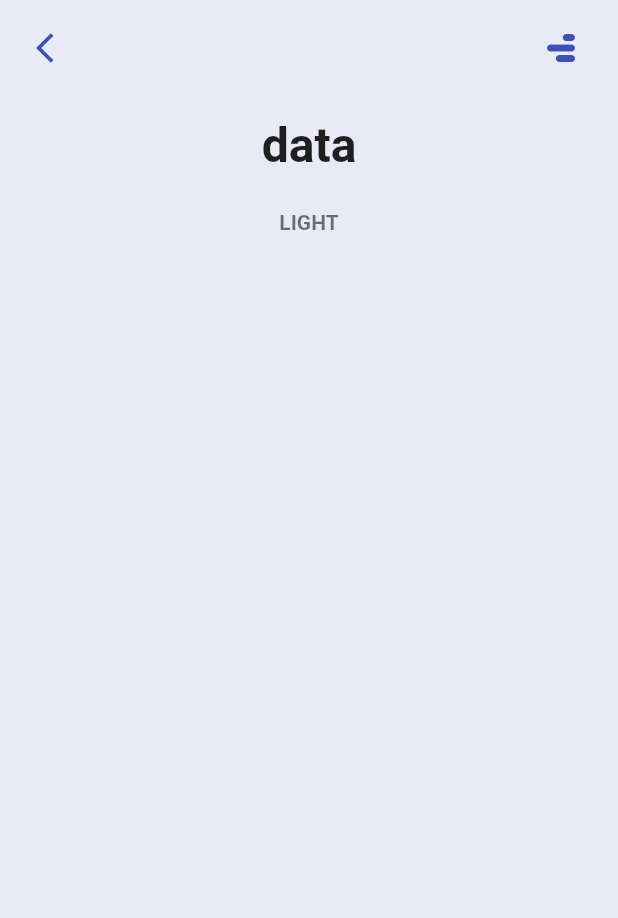
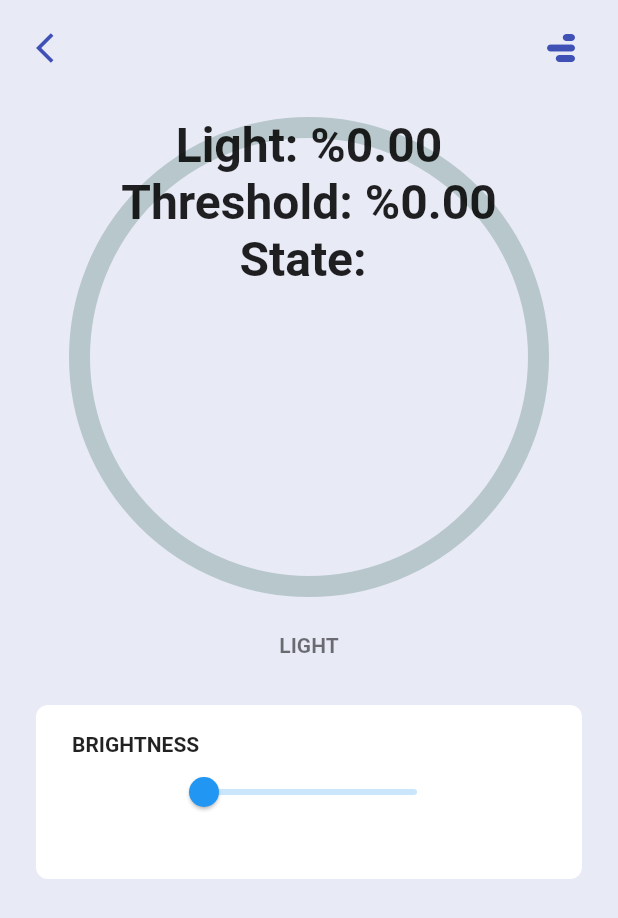
Before and after one commit to KoksalBerkay/smart-office-project, a Flutter app: the LightPage screen opened directly, on a phone screen of 412 x 824 dp. Shown: the top 918 px of the screen. Run offline on Flutter 3.47's test engine with Material 2 defaults, Android fonts, the light colour scheme and no system bars; drawn by our look-alikes of percent_indicator; our stand-ins replace flutter_blue_plus, flutter_spinkit, wakelock; missing offline and left inert: mqtt_client, network_info_plus; statements that could not run were skipped.

Commit message:
Update light_page.dart

```diff
--- a/ble-flutter/lib/pages/light_page.dart
+++ b/ble-flutter/lib/pages/light_page.dart
@@ -1,6 +1,8 @@
 import 'package:flutter/material.dart';
+import '../home_page.dart';
 import '../main.dart';
 import '../mqtt_client_wrapper.dart';
+import 'package:percent_indicator/circular_percent_indicator.dart';
 
 class LightPage extends StatefulWidget {
   const LightPage({Key? key}) : super(key: key);
@@ -10,21 +12,47 @@ class LightPage extends StatefulWidget {
 }
 
 class _LightPageState extends State<LightPage> {
+  int light = 0; //0
+  String? actualValue = "";
+  int thresholdValue = 0; //0
+  double _sliderValue = 0;
+  String? state = "";
   MQTTClientWrapper mqttClientWrapper = MQTTClientWrapper();
 
   @override
   void initState() {
     super.initState();
-    mqttClientWrapper.prepareMqttClient("", "", "192.168.0.108", 1883);
+    mqttClientWrapper.prepareMqttClient("", "", mqttIp, 1883);
 
     // wait for the client to connect
     Future.delayed(const Duration(seconds: 1)).then((_) {
       print("subscribing...");
-      mqttClientWrapper.subscribeToTopic("light$uuid")?.listen((message) {
+      mqttClientWrapper.subscribeToTopic("light\\$uuid")?.listen((message) {
         setState(() {
           print("Message: " + message);
 
           // Add the logic to parse the mqtt messages here
+          List<String> messageList = message.split('/');
+
+          actualValue = messageList[0];
+
+          if (actualValue![0] == "T") {
+            null;
+          } else {
+            light = int.parse(actualValue!);
+            thresholdValue = int.parse(messageList[1]);
+            state = messageList[2];
+            _sliderValue = thresholdValue / 36;
+            if (state == "1") {
+              state = "ON";
+            } else if (state == "0") {
+              state = "OFF";
+            }
+
+            print("Light: $light");
+            print('Threshold Value: $thresholdValue');
+            print('State: $state');
+          }
         });
       });
     });
@@ -72,28 +100,98 @@ class _LightPageState extends State<LightPage> {
               Expanded(
                 child: ListView(
                   physics: const BouncingScrollPhysics(),
-                children: const [
-                  SizedBox(height: 32),
-                  Center(
-                    child: Text(
-                      "data",
-                      style: TextStyle(
+                  children: [
+                    const SizedBox(height: 32),
+                    CircularPercentIndicator(
+                      radius: 160,
+                      lineWidth: 14,
+                      animateFromLastPercent: true,
+                      percent: thresholdValue / 3600, // THIS MIGHT NOT WORK
+                      progressColor: Colors.indigo,
+                      center: Column(
+                        children: [
+                          Text(
+                            // light -> gelen ışık verisi || threshold -> threshold verisi
+                            'Light: %${(light / 36).toStringAsFixed(2)}',
+                            style: const TextStyle(
                               fontSize: 32,
                               fontWeight: FontWeight.bold,
                             ),
                           ),
+                          Text(
+                            // light -> gelen ışık verisi || threshold -> threshold verisi
+                            'Threshold: %${(thresholdValue / 36).toStringAsFixed(2)}',
+                            style: const TextStyle(
+                              fontSize: 32,
+                              fontWeight: FontWeight.bold,
                             ),
-                  SizedBox(height: 24),
-                  Center(
+                          ),
+                          Text(
+                            // light -> gelen ışık verisi || threshold -> threshold verisi
+                            'State: $state',
+                            style: const TextStyle(
+                              fontSize: 32,
+                              fontWeight: FontWeight.bold,
+                            ),
+                          ),
+                        ],
+                      ),
+                    ),
+                    const SizedBox(height: 24),
+                    const Center(
                       child: Text(
                         'LIGHT',
                         style: TextStyle(
                             fontWeight: FontWeight.bold, color: Colors.black54),
                       ),
                     ),
-                  SizedBox(height: 32),
+                    const SizedBox(height: 32),
+                    Container(
+                      padding: const EdgeInsets.symmetric(vertical: 18),
+                      decoration: BoxDecoration(
+                        color: Colors.white,
+                        borderRadius: BorderRadius.circular(8),
+                      ),
+                      child: Column(
+                        crossAxisAlignment: CrossAxisAlignment.start,
+                        children: [
+                          const Padding(
+                            padding: EdgeInsets.symmetric(horizontal: 24),
+                            child: Text(
+                              'BRIGHTNESS',
+                              style: TextStyle(
+                                fontWeight: FontWeight.bold,
+                              ),
+                            ),
+                          ),
+                          Row(
+                            mainAxisAlignment: MainAxisAlignment.center,
+                            children: [
+                              Slider(
+                                value: _sliderValue,
+                                label: _sliderValue.round().toString(),
+                                max: 100,
+                                divisions: 100,
+                                onChanged: (double value) {
+                                  setState(() {
+                                    _sliderValue = value;
+                                    thresholdValue =
+                                        (_sliderValue * 36).toInt();
+                                    mqttClientWrapper.publishMessage(
+                                        'T$thresholdValue',
+                                        'light\\$uuid');
+                                  });
+                                },
+                              )
                             ],
-              )),
+                          ),
+                          const SizedBox(height: 16),
+                        ],
+                      ),
+                    ),
+                  ],
+                ),
+              ),
             ],
           ),
         ),
```
Lines whose indentation alone changed are shown as unchanged.
